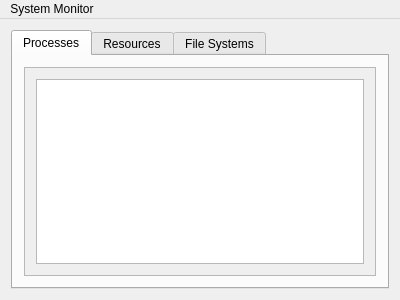
Before: the Qt Designer form mainwindow.ui in VioletDarkKitty/system-monitor, drawn with Qt 5.
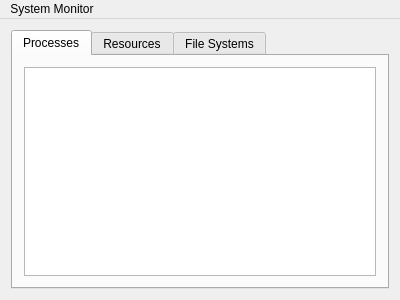
After: the same form once the commit is applied.

Commit message: Show some process information. Fix layout not expanding in scroll area

What changed in the file:
```diff
--- a/mainwindow.ui
+++ b/mainwindow.ui
@@ -24,24 +24,15 @@
        <number>0</number>
       </property>
       <widget class="QWidget" name="tabProcesses">
+       <property name="sizePolicy">
+        <sizepolicy hsizetype="Preferred" vsizetype="Preferred">
+         <horstretch>0</horstretch>
+         <verstretch>0</verstretch>
+        </sizepolicy>
+       </property>
        <attribute name="title">
         <string>Processes</string>
        </attribute>
-       <layout class="QFormLayout" name="formLayout_2">
-        <item row="0" column="0" colspan="2">
-         <widget class="QScrollArea" name="scrollArea">
-          <property name="widgetResizable">
-           <bool>true</bool>
-          </property>
-          <widget class="QWidget" name="scrollAreaWidgetContents">
-           <property name="geometry">
-            <rect>
-             <x>0</x>
-             <y>0</y>
-             <width>358</width>
-             <height>204</height>
-            </rect>
-           </property>
            <layout class="QGridLayout" name="gridLayout">
             <item row="0" column="0">
              <widget class="QTableWidget" name="tableProcesses">
@@ -57,10 +48,6 @@
               <attribute name="verticalHeaderStretchLastSection">
                <bool>false</bool>
               </attribute>
-             </widget>
-            </item>
-           </layout>
-          </widget>
          </widget>
         </item>
        </layout>
```
Lines whose indentation alone changed are shown as unchanged. The commit also changes 5 other files.
